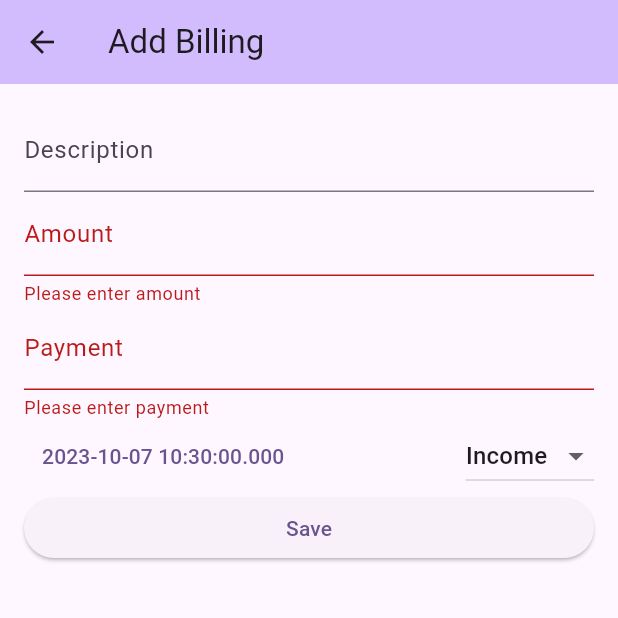
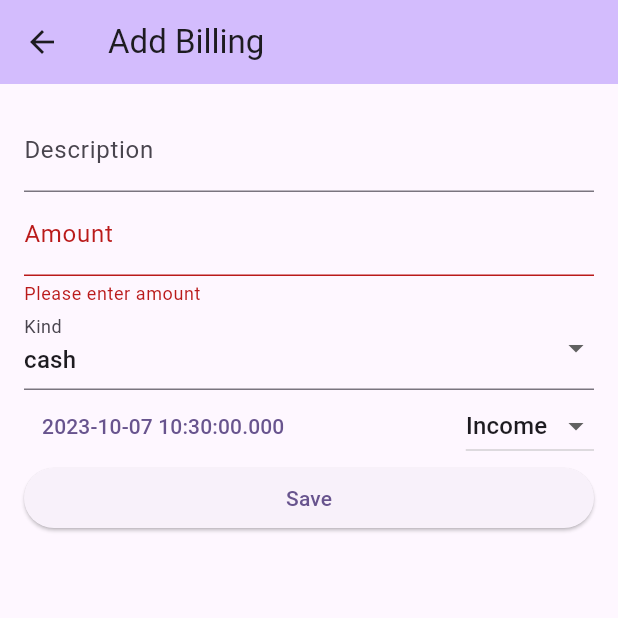
Before and after one commit to zxkfall/flutter, a Flutter app: the BillingDetailPage screen opened by its route, after a tap on "Save", on a phone screen of 412 x 824 dp, the top half of it. Run offline on Flutter 3.47's test engine with Material 2 defaults, Android fonts, the phone set to English and light mode, and no system bars; our stand-ins replace decimal, fluttertoast, get_it, sqflite, synchronized; accounts and stored records are empty.

Commit message:
feat: use enum to show kind

```diff
--- a/demo/lib/billing.dart
+++ b/demo/lib/billing.dart
@@ -7,22 +7,22 @@ class Billing {
       required this.amount,
       required this.date,
       required this.description,
-      required this.payment});
+      required this.kind});
 
   final int id;
   final BillingType type;
   final Decimal amount;
   final DateTime date;
   final String description;
-  final String payment;
+  final BillingKind kind;
 
   Map<String, dynamic> toMap() {
     return {
       'type': type == BillingType.income ? 0 : 1,
-      'amount': amount,
+      'amount': amount.toString(),
       'date': date.toString(),
       'description': description,
-      'payment': payment,
+      'kind': kind.index,
     };
   }
 }
@@ -31,3 +31,19 @@ enum BillingType {
   income,
   expense,
 }
+
+enum BillingKind {
+  cash,
+  creditCard,
+  debitCard,
+  check,
+  bankTransfer,
+  other,
+}
+
+extension BillingTypeExtension on BillingType {
+  String get name {
+    // 使用 substring 方法去掉前缀
+    return toString().split('.').last;
+  }
+}
--- a/demo/lib/billing_repository.dart
+++ b/demo/lib/billing_repository.dart
@@ -1,3 +1,4 @@
+import 'package:decimal/decimal.dart';
 import 'package:sqflite/sqflite.dart';
 import 'package:flutter/material.dart';
 import 'package:path/path.dart';
@@ -33,13 +34,33 @@ class SqlBillingRepository implements BillingRepository {
           join(await getDatabasesPath(), 'billing_database.db'),
           onCreate: (db, version) {
             return db.execute(
-              'CREATE TABLE Billing (id INTEGER PRIMARY KEY, type INTEGER, amount INTEGER, date TEXT, description TEXT, payment TEXT)',
+              'CREATE TABLE Billing (id INTEGER PRIMARY KEY, type INTEGER, amount INTEGER, date TEXT, description TEXT, kind TEXT)',
             );
           },
-          version: 1,
+          onUpgrade: (db, oldVersion, newVersion) async {
+            if (oldVersion < 2) {
+              // 1. 重命名现有的表
+              await db.execute('ALTER TABLE Billing RENAME TO BillingTemp');
+
+              // 2. 创建新的表，包含 kind 列
+              await db.execute(
+                'CREATE TABLE Billing (id INTEGER PRIMARY KEY, type INTEGER, amount TEXT, date TEXT, description TEXT, kind INTEGER)',
+              );
+
+              // 3. 将数据从临时表复制到新表
+              await db.execute(
+                'INSERT INTO Billing (id, type, amount, date, description, kind) SELECT id, type, amount, date, description, CAST(kind AS INTEGER) FROM BillingTemp',
+              );
+
+              // 4. 删除临时表
+              await db.execute('DROP TABLE BillingTemp');
+            }
+          },
+          version: 2, // 增加数据库版本号
         );
       });
     }
+
     return _db;
   }
 
@@ -88,10 +109,12 @@ class SqlBillingRepository implements BillingRepository {
     return Billing(
       id: maps[0]['id'],
       type: maps[0]['type'] == 0 ? BillingType.income : BillingType.expense,
-      amount: maps[0]['amount'],
+      amount: Decimal.parse(maps[0]['amount']),
       date: DateTime.parse(maps[0]['date']),
       description: maps[0]['description'],
-      payment: maps[0]['payment'],
+      kind:  maps[0]['kind'] >= 0 && maps[0]['kind'] < BillingKind.values.length
+          ? BillingKind.values[maps[0]['kind']]
+          : BillingKind.creditCard,
     );
   }
 
@@ -101,10 +124,12 @@ class SqlBillingRepository implements BillingRepository {
       return Billing(
         id: maps[i]['id'],
         type: maps[i]['type'] == 0 ? BillingType.income : BillingType.expense,
-        amount: maps[i]['amount'],
+        amount: Decimal.parse(maps[i]['amount']),
         date: DateTime.parse(maps[i]['date']),
         description: maps[i]['description'],
-        payment: maps[i]['payment'],
+        kind: maps[i]['kind'] >= 0 && maps[i]['kind'] < BillingKind.values.length
+            ? BillingKind.values[maps[i]['kind']]
+            : BillingKind.creditCard,
       );
     });
   }
--- a/demo/lib/main.dart
+++ b/demo/lib/main.dart
@@ -94,7 +94,7 @@ class _MyHomePageState extends State<MyHomePage> {
                       leading: Icon(_billings[index].type == BillingType.income
                           ? Icons.add
                           : Icons.remove),
-                      trailing: Text(_billings[index].payment),
+                      trailing: Text(_billings[index].kind.name),
                     ),
                   );
                 },
@@ -127,7 +127,7 @@ class _BillingDetailPageState extends State<BillingDetailPage> {
   final _formKey = GlobalKey<FormState>();
   final _descriptionController = TextEditingController();
   final _amountController = TextEditingController();
-  final _paymentController = TextEditingController();
+  BillingKind _selectedKind = BillingKind.cash;
   BillingType _type = BillingType.income;
   DateTime _date = DateTime.now();
   FToast fToast = FToast();
@@ -138,7 +138,7 @@ class _BillingDetailPageState extends State<BillingDetailPage> {
     if (widget.billing != null) {
       _descriptionController.text = widget.billing!.description;
       _amountController.text = widget.billing!.amount.toString();
-      _paymentController.text = widget.billing!.payment;
+      _selectedKind = widget.billing!.kind;
       _type = widget.billing!.type;
       _date = widget.billing!.date;
     }
@@ -149,7 +149,6 @@ class _BillingDetailPageState extends State<BillingDetailPage> {
   void dispose() {
     _descriptionController.dispose();
     _amountController.dispose();
-    _paymentController.dispose();
     super.dispose();
   }
 
@@ -187,7 +186,7 @@ class _BillingDetailPageState extends State<BillingDetailPage> {
         amount: Decimal.parse(_amountController.text),
         date: _date,
         description: _descriptionController.text,
-        payment: _paymentController.text,
+        kind: _selectedKind,
       );
 
       if (int.parse(_amountController.text) == 0) {
@@ -264,14 +263,26 @@ class _BillingDetailPageState extends State<BillingDetailPage> {
                 return null;
               },
             ),
-            TextFormField(
-              controller: _paymentController,
+            DropdownButtonFormField<BillingKind>(
+              value: _selectedKind,
+              onChanged: (BillingKind? newValue) {
+                setState(() {
+                  _selectedKind = newValue!;
+                });
+              },
+              items: BillingKind.values
+                  .map<DropdownMenuItem<BillingKind>>((BillingKind value) {
+                return DropdownMenuItem<BillingKind>(
+                  value: value,
+                  child: Text(value.name), // 可以自定义显示文本
+                );
+              }).toList(),
               decoration: const InputDecoration(
-                labelText: 'Payment',
+                labelText: 'Kind',
               ),
               validator: (value) {
-                if (value == null || value.isEmpty) {
-                  return 'Please enter payment';
+                if (value == null) {
+                  return 'Please select a kind';
                 }
                 return null;
               },
```
Also changed, not shown: 1 other file.
